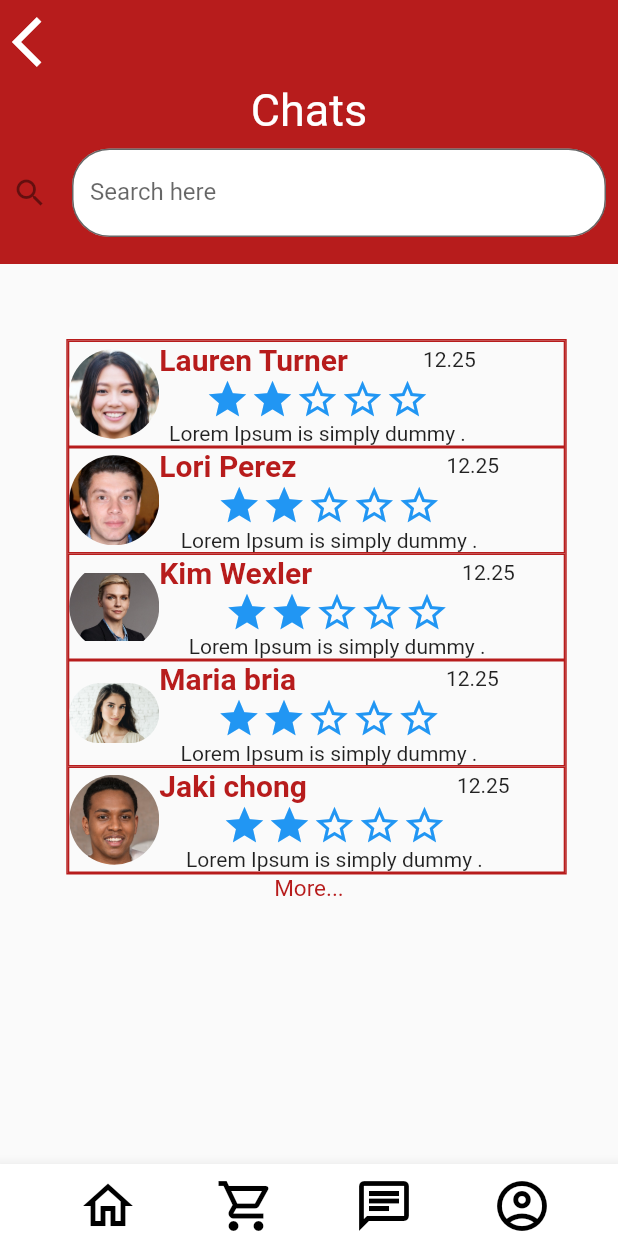
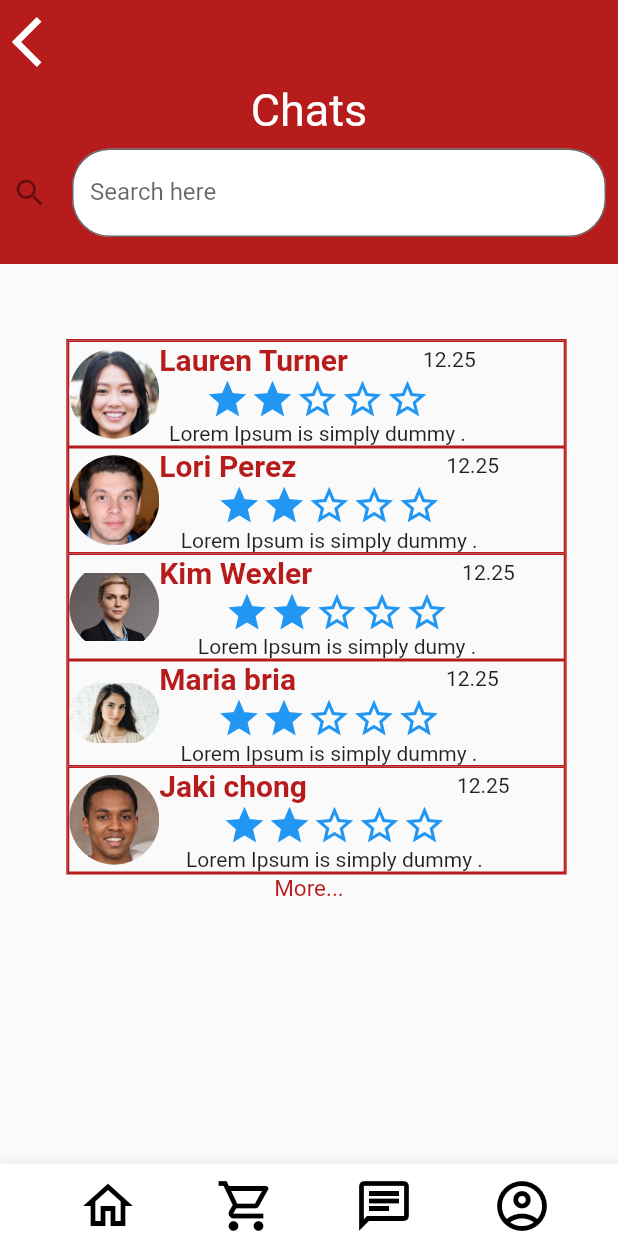
Before and after one commit to zarathacia/ProjetMobile-SmartPersonalShopper, a Flutter app: the screen it shows after launch, item 3 of the bottom bar chosen, on a phone screen of 412 x 824 dp. Run offline on Flutter 3.47's test engine with Material 2 defaults, Android fonts, the phone set to English and light mode, and no system bars; our stand-ins replace flutter_rating_bar.

```diff
--- a/lib/screens/List_of_Past_discussions.dart
+++ b/lib/screens/List_of_Past_discussions.dart
@@ -251,7 +251,7 @@ class Listof extends StatelessWidget {
 
                                                       ],
                                                     ),
-                                                    Text('Lorem Ipsum is simply dummy .')
+                                                    Text('Lorem Ipsum is simply dumy .')
                                                   ],
                                                 )
                                               ],
```
